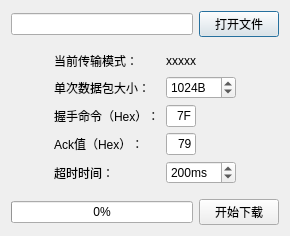
This is sendfiledialog.ui in dashao643/SerialTool-Qt as Qt 5 draws it before an edit. The edited form follows.
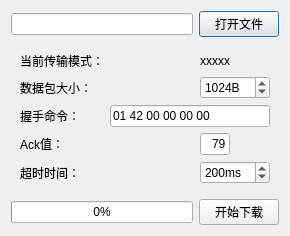
This is the edited form. Icons and pictures are not drawn.

Diff of the .ui file:
```diff
--- a/sendfiledialog.ui
+++ b/sendfiledialog.ui
@@ -30,50 +30,41 @@
    <item row="1" column="0" colspan="2">
     <widget class="QWidget" name="widget" native="true">
      <layout class="QGridLayout" name="gridLayout">
-      <item row="3" column="2">
-       <widget class="QLineEdit" name="lineEdit_Ack">
-        <property name="sizePolicy">
-         <sizepolicy hsizetype="Fixed" vsizetype="Fixed">
-          <horstretch>0</horstretch>
-          <verstretch>0</verstretch>
-         </sizepolicy>
-        </property>
-        <property name="minimumSize">
-         <size>
-          <width>30</width>
-          <height>0</height>
-         </size>
-        </property>
-        <property name="maximumSize">
-         <size>
-          <width>30</width>
-          <height>16777215</height>
-         </size>
-        </property>
-        <property name="text">
-         <string>79</string>
-        </property>
-        <property name="alignment">
-         <set>Qt::AlignmentFlag::AlignRight|Qt::AlignmentFlag::AlignTrailing|Qt::AlignmentFlag::AlignVCenter</set>
-        </property>
-       </widget>
-      </item>
-      <item row="1" column="1">
-       <widget class="QLabel" name="label_2">
-        <property name="text">
-         <string>单次数据包大小：</string>
-        </property>
-       </widget>
-      </item>
-      <item row="0" column="1">
+      <item row="0" column="0" colspan="2">
        <widget class="QLabel" name="label">
+        <property name="sizePolicy">
+         <sizepolicy hsizetype="Minimum" vsizetype="Preferred">
+          <horstretch>0</horstretch>
+          <verstretch>0</verstretch>
+         </sizepolicy>
+        </property>
         <property name="text">
          <string>当前传输模式：</string>
         </property>
        </widget>
       </item>
-      <item row="2" column="2">
-       <widget class="QLineEdit" name="lineEdit_Cmd">
+      <item row="0" column="2">
+       <widget class="QLabel" name="label_SendModel">
+        <property name="text">
+         <string>xxxxx</string>
+        </property>
+       </widget>
+      </item>
+      <item row="1" column="0" colspan="2">
+       <widget class="QLabel" name="label_2">
+        <property name="sizePolicy">
+         <sizepolicy hsizetype="Minimum" vsizetype="Preferred">
+          <horstretch>0</horstretch>
+          <verstretch>0</verstretch>
+         </sizepolicy>
+        </property>
+        <property name="text">
+         <string>数据包大小：</string>
+        </property>
+       </widget>
+      </item>
+      <item row="1" column="2">
+       <widget class="QSpinBox" name="spinBox_DataSize">
         <property name="sizePolicy">
          <sizepolicy hsizetype="Fixed" vsizetype="Fixed">
           <horstretch>0</horstretch>
@@ -82,51 +73,128 @@
         </property>
         <property name="minimumSize">
          <size>
-          <width>30</width>
+          <width>70</width>
           <height>0</height>
          </size>
         </property>
         <property name="maximumSize">
          <size>
-          <width>30</width>
+          <width>70</width>
           <height>16777215</height>
          </size>
         </property>
-        <property name="text">
-         <string>7F</string>
+        <property name="suffix">
+         <string>B</string>
         </property>
-        <property name="alignment">
-         <set>Qt::AlignmentFlag::AlignRight|Qt::AlignmentFlag::AlignTrailing|Qt::AlignmentFlag::AlignVCenter</set>
+        <property name="minimum">
+         <number>256</number>
+        </property>
+        <property name="maximum">
+         <number>4096</number>
+        </property>
+        <property name="singleStep">
+         <number>256</number>
+        </property>
+        <property name="value">
+         <number>1024</number>
         </property>
        </widget>
       </item>
-      <item row="2" column="1">
+      <item row="2" column="0">
        <widget class="QLabel" name="label_3">
+        <property name="sizePolicy">
+         <sizepolicy hsizetype="Minimum" vsizetype="Preferred">
+          <horstretch>0</horstretch>
+          <verstretch>0</verstretch>
+         </sizepolicy>
+        </property>
         <property name="text">
-         <string>握手命令（Hex）：</string>
+         <string>握手命令：</string>
         </property>
        </widget>
       </item>
-      <item row="4" column="1">
+      <item row="2" column="1" colspan="2">
+       <widget class="QLineEdit" name="lineEdit_Cmd">
+        <property name="sizePolicy">
+         <sizepolicy hsizetype="Preferred" vsizetype="Fixed">
+          <horstretch>0</horstretch>
+          <verstretch>0</verstretch>
+         </sizepolicy>
+        </property>
+        <property name="minimumSize">
+         <size>
+          <width>30</width>
+          <height>0</height>
+         </size>
+        </property>
+        <property name="maximumSize">
+         <size>
+          <width>200</width>
+          <height>16777215</height>
+         </size>
+        </property>
+        <property name="text">
+         <string>01 42 00 00 00 00</string>
+        </property>
+        <property name="alignment">
+         <set>Qt::AlignmentFlag::AlignLeading|Qt::AlignmentFlag::AlignLeft|Qt::AlignmentFlag::AlignVCenter</set>
+        </property>
+       </widget>
+      </item>
+      <item row="3" column="0">
+       <widget class="QLabel" name="label_4">
+        <property name="sizePolicy">
+         <sizepolicy hsizetype="Minimum" vsizetype="Preferred">
+          <horstretch>0</horstretch>
+          <verstretch>0</verstretch>
+         </sizepolicy>
+        </property>
+        <property name="text">
+         <string>Ack值：</string>
+        </property>
+       </widget>
+      </item>
+      <item row="3" column="2">
+       <widget class="QLineEdit" name="lineEdit_Ack">
+        <property name="sizePolicy">
+         <sizepolicy hsizetype="Fixed" vsizetype="Fixed">
+          <horstretch>0</horstretch>
+          <verstretch>0</verstretch>
+         </sizepolicy>
+        </property>
+        <property name="minimumSize">
+         <size>
+          <width>30</width>
+          <height>0</height>
+         </size>
+        </property>
+        <property name="maximumSize">
+         <size>
+          <width>30</width>
+          <height>16777215</height>
+         </size>
+        </property>
+        <property name="text">
+         <string>79</string>
+        </property>
+        <property name="alignment">
+         <set>Qt::AlignmentFlag::AlignRight|Qt::AlignmentFlag::AlignTrailing|Qt::AlignmentFlag::AlignVCenter</set>
+        </property>
+       </widget>
+      </item>
+      <item row="4" column="0">
        <widget class="QLabel" name="label_5">
+        <property name="sizePolicy">
+         <sizepolicy hsizetype="Minimum" vsizetype="Preferred">
+          <horstretch>0</horstretch>
+          <verstretch>0</verstretch>
+         </sizepolicy>
+        </property>
         <property name="text">
          <string>超时时间：</string>
         </property>
        </widget>
       </item>
-      <item row="1" column="0">
-       <spacer name="horizontalSpacer">
-        <property name="orientation">
-         <enum>Qt::Orientation::Horizontal</enum>
-        </property>
-        <property name="sizeHint" stdset="0">
-         <size>
-          <width>40</width>
-          <height>20</height>
-         </size>
-        </property>
-       </spacer>
-      </item>
       <item row="4" column="2">
        <widget class="QSpinBox" name="spinBox_Timeout">
         <property name="sizePolicy">
@@ -167,70 +235,6 @@
         </property>
        </widget>
       </item>
-      <item row="1" column="2">
-       <widget class="QSpinBox" name="spinBox_DataSize">
-        <property name="sizePolicy">
-         <sizepolicy hsizetype="Fixed" vsizetype="Fixed">
-          <horstretch>0</horstretch>
-          <verstretch>0</verstretch>
-         </sizepolicy>
-        </property>
-        <property name="minimumSize">
-         <size>
-          <width>70</width>
-          <height>0</height>
-         </size>
-        </property>
-        <property name="maximumSize">
-         <size>
-          <width>70</width>
-          <height>16777215</height>
-         </size>
-        </property>
-        <property name="suffix">
-         <string>B</string>
-        </property>
-        <property name="minimum">
-         <number>256</number>
-        </property>
-        <property name="maximum">
-         <number>4096</number>
-        </property>
-        <property name="singleStep">
-         <number>256</number>
-        </property>
-        <property name="value">
-         <number>1024</number>
-        </property>
-       </widget>
-      </item>
-      <item row="3" column="1">
-       <widget class="QLabel" name="label_4">
-        <property name="text">
-         <string>Ack值（Hex）：</string>
-        </property>
-       </widget>
-      </item>
-      <item row="0" column="2">
-       <widget class="QLabel" name="label_SendModel">
-        <property name="text">
-         <string>xxxxx</string>
-        </property>
-       </widget>
-      </item>
-      <item row="1" column="3">
-       <spacer name="horizontalSpacer_2">
-        <property name="orientation">
-         <enum>Qt::Orientation::Horizontal</enum>
-        </property>
-        <property name="sizeHint" stdset="0">
-         <size>
-          <width>40</width>
-          <height>20</height>
-         </size>
-        </property>
-       </spacer>
-      </item>
      </layout>
     </widget>
    </item>
```
